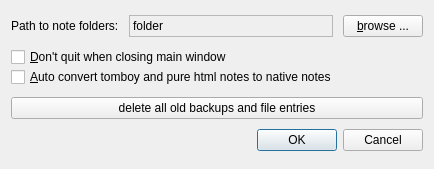
Above: src/ui/preferences.ui from hakaishi/nobleNote before the change. Below: the same form after it.
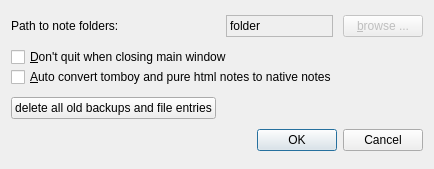
That is the form after the change. Icons and pictures are not drawn.

Commit message: added clear formatting button to the note editor toolbar, disabled buggy set root path option in preferences

What changed in the file:
```diff
--- a/src/ui/preferences.ui
+++ b/src/ui/preferences.ui
@@ -71,6 +71,9 @@
    </item>
    <item row="0" column="2">
     <widget class="QPushButton" name="browseButton">
+     <property name="enabled">
+      <bool>false</bool>
+     </property>
      <property name="sizePolicy">
       <sizepolicy hsizetype="Fixed" vsizetype="Fixed">
        <horstretch>0</horstretch>
@@ -82,7 +85,7 @@
      </property>
     </widget>
    </item>
-   <item row="2" column="0" colspan="3">
+   <item row="2" column="0">
     <widget class="QPushButton" name="pushButton">
      <property name="text">
       <string>delete all old backups and file entries</string>
```
The commit also changes 4 other files.
